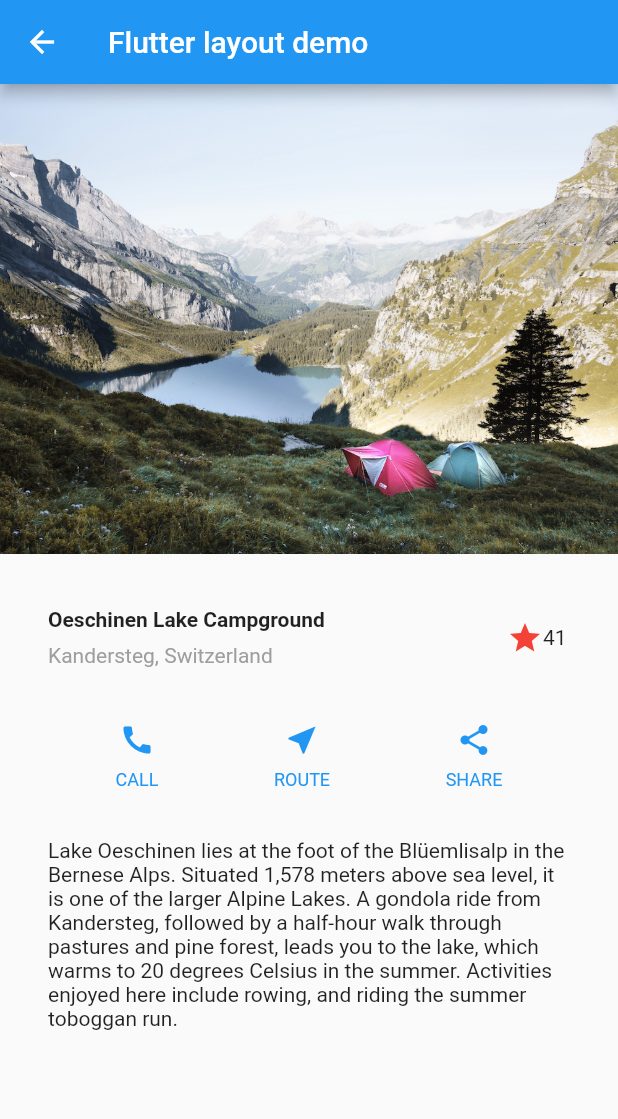
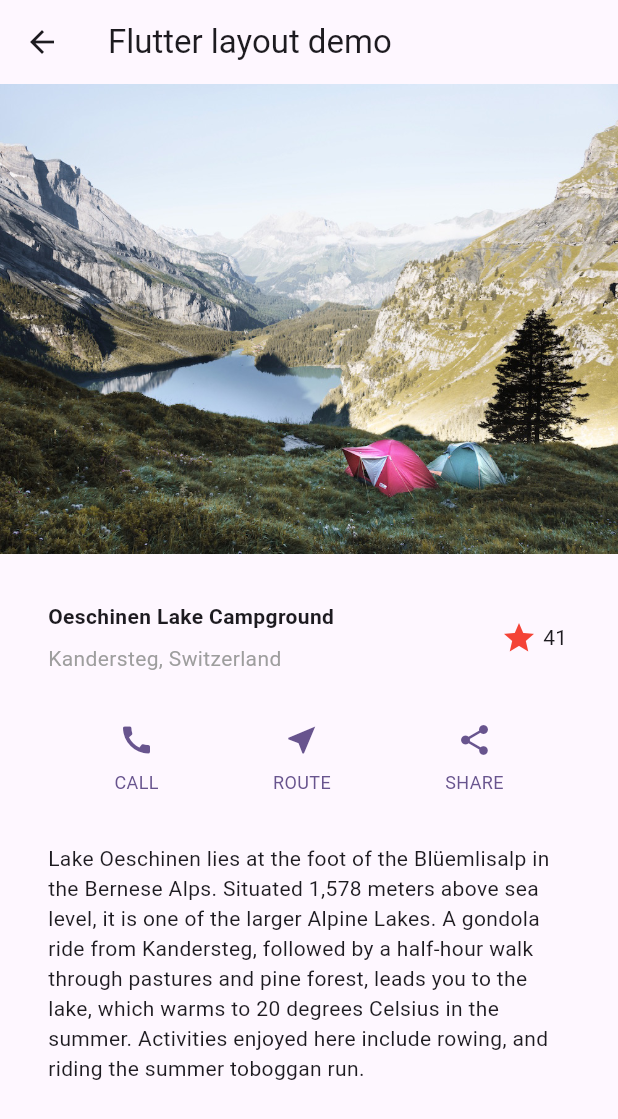
Before and after one commit to myzw1030/flutter_tutorial, a Flutter app: the screen it shows after launch, after a tap on "Tutorial1", on a phone screen of 412 x 824 dp. Shown: the top 1119 px of the screen. Run offline on Flutter 3.47's test engine with Material 2 defaults, Android fonts, the phone set to English and light mode, and no system bars; our stand-ins replace shared_preferences.

Commit message:
mainテーマ

```diff
--- a/lib/index_page.dart
+++ b/lib/index_page.dart
@@ -59,9 +59,6 @@ class PageButton extends StatelessWidget {
           ),
         );
       },
-      style: ElevatedButton.styleFrom(
-        shape: const StadiumBorder(),
-      ),
       child: Text(text),
     );
   }
--- a/lib/main.dart
+++ b/lib/main.dart
@@ -10,8 +10,12 @@ class MyApp extends StatelessWidget {
 
   @override
   Widget build(BuildContext context) {
-    return const MaterialApp(
-      home: IndexPage(),
+    return MaterialApp(
+      theme: ThemeData(
+        colorScheme: ColorScheme.fromSeed(seedColor: Colors.deepPurple),
+        useMaterial3: true,
+      ),
+      home: const IndexPage(),
     );
   }
 }
```
